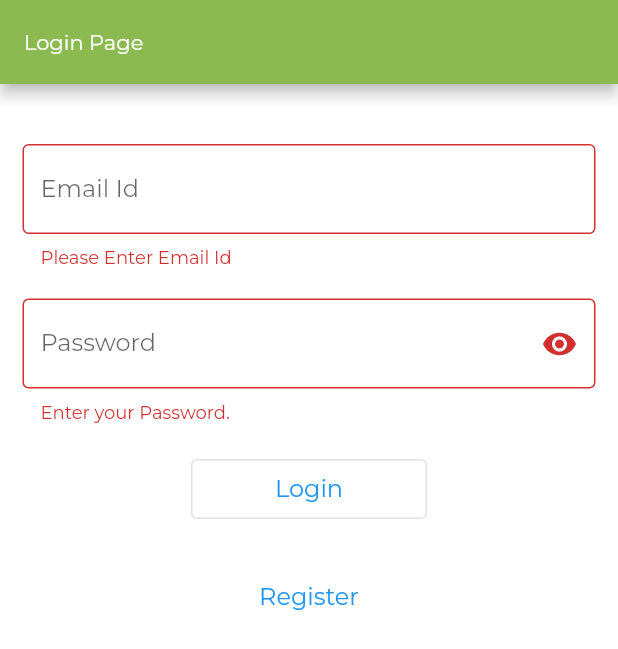
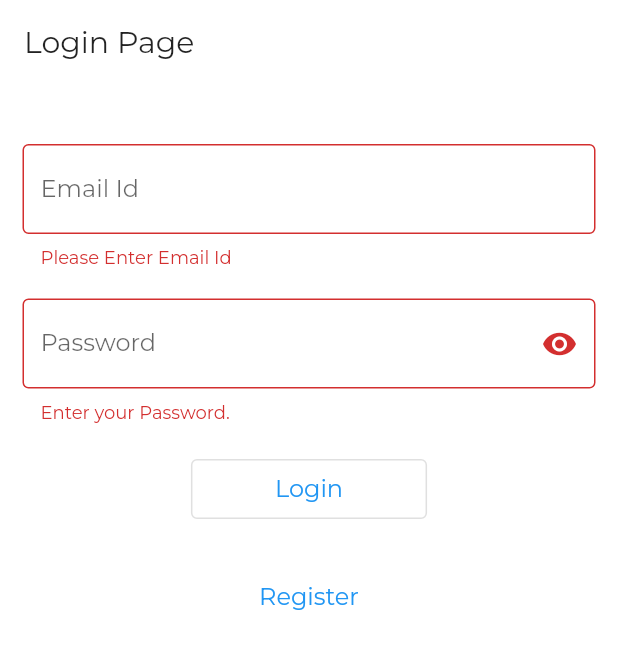
Before and after one commit to SrijanBajracharya/menschen-fahren-app, a Flutter app: the screen it shows after launch, after a tap on "Login", on a phone screen of 412 x 824 dp. Shown: the top 649 px of the screen. Run offline on Flutter 3.47's test engine with Material 2 defaults, Android fonts, the light colour scheme and no system bars; our stand-ins replace datetime_picker_formfield, font_awesome_flutter, google_fonts, logger, shared_preferences; missing offline and left inert: favorite_button; generated files the repository leaves out were written again.

Commit message:
changed the design

```diff
--- a/lib/main.dart
+++ b/lib/main.dart
@@ -51,7 +51,7 @@ class MyApp extends StatelessWidget {
               ],
               theme: ThemeData(
                   primarySwatch: Colors.blue,
-                  scaffoldBackgroundColor: Colors.grey.shade300,
+                  scaffoldBackgroundColor: Colors.white,
                   backgroundColor: Color(0xFFFBFBFB),
                   fontFamily: Constants.PRIMARY_FONT_FAMILY
               ),
--- a/lib/pages/base_page.dart
+++ b/lib/pages/base_page.dart
@@ -47,18 +47,20 @@ abstract class StatefulBasePage<T extends StatefulWidget> extends State<T> {
   Widget build(BuildContext context) {
     return Scaffold(
       backgroundColor: Colors.white,
-      endDrawer: showHamburgerMenu?AppDrawer():null,
+      endDrawer: showHamburgerMenu? AppDrawer():null,
       appBar: AppBar(
-        backgroundColor: Color(0xff8BBA50),
+        backgroundColor: Color(0xffffffff),
         toolbarTextStyle: TextStyle(fontFamily: Constants.PRIMARY_FONT_FAMILY),
         titleTextStyle: TextStyle(fontFamily: Constants.PRIMARY_FONT_FAMILY),
+        iconTheme: IconThemeData(color: Colors.black87),
+        elevation: 0,
         title: Text(
           getTitle(context),
-          style: TextStyle(fontFamily: Constants.PRIMARY_FONT_FAMILY),
+          style: TextStyle(color: Colors.black87,fontSize: 20),
         ),
         actions: (showNotification==null || showNotification==true) ? <Widget>[
           IconButton(
-              icon: Icon(Icons.notifications_none),
+              icon: Icon(Icons.notifications_none,color: Colors.black87,),
               onPressed: () => openDialog()),
           //IconButton(icon: Icon(Icons.account_circle_sharp), onPressed: ()=>_openDrawer(),),
         ]:null,
--- a/lib/pages/create_event_page.dart
+++ b/lib/pages/create_event_page.dart
@@ -55,7 +55,7 @@ class _CreateEventState extends StatefulBasePage<CreateEvent> {
         crossAxisAlignment: CrossAxisAlignment.start,
         children: <Widget>[
           const Padding(
-            padding: EdgeInsets.only(top: 30.0),
+            padding: EdgeInsets.symmetric(horizontal: 30.0,vertical: 10),
           ),
           UiHelper.getTextField(
             labelText: "Event Name",
--- a/lib/pages/edit_profile.dart
+++ b/lib/pages/edit_profile.dart
@@ -18,7 +18,7 @@ class EditProfile extends StatefulWidget {
 }
 
 class _EditProfileState extends StatefulBasePage<EditProfile> {
-  _EditProfileState() : super(showHamburgerMenu: false);
+  _EditProfileState() : super(showHamburgerMenu: false,currentIndex: 4);
   final GlobalKey<FormState> _formKey = GlobalKey();
 
   final Map<String, String> _editProfileData = {
--- a/lib/pages/event_description.dart
+++ b/lib/pages/event_description.dart
@@ -89,7 +89,7 @@ class _EventDescriptionState extends StatefulBasePage<EventDescription> {
                 ),
               ],
             ),
-            margin: EdgeInsets.all(16.0),
+            margin: EdgeInsets.symmetric(horizontal: 16.0,vertical: 10),
             decoration: BoxDecoration(
               color: Colors.white,
               borderRadius: BorderRadius.circular(16.0),
--- a/lib/pages/home.dart
+++ b/lib/pages/home.dart
@@ -123,7 +123,7 @@ class _EventListState extends State<EventList> {
     return InkWell(
         onTap: () => _tapCell(context, data),
         child: Padding(
-          padding: const EdgeInsets.only(bottom: 5, top: 5),
+          padding: const EdgeInsets.only(bottom: 10),
           child: Card(
               borderOnForeground: true,
               elevation: 5,
--- a/lib/pages/my_events_page.dart
+++ b/lib/pages/my_events_page.dart
@@ -14,7 +14,7 @@ class _MyEventsPage extends StatefulBasePage<MyEventsPage> {
   Widget buildContent(BuildContext context) {
     return Center(
       child: Padding(
-        padding: const EdgeInsets.all(30.0),
+        padding: const EdgeInsets.symmetric(horizontal: 30.0,vertical: 10),
         child: (ListView.builder(
           itemCount: 10,
           itemBuilder: (context, index) {
--- a/lib/pages/my_favorite.dart
+++ b/lib/pages/my_favorite.dart
@@ -29,7 +29,7 @@ class _MyFavoriteState extends StatefulBasePage<MyFavorite> {
 
   @override
   String getTitle(BuildContext context) {
-    return 'Events';
+    return 'My Favorites';
   }
 }
 
@@ -126,7 +126,7 @@ class _MyFavoriteListState extends State<MyFavoriteList> {
     return InkWell(
         onTap: () => _tapCell(context, data),
         child: Padding(
-          padding: const EdgeInsets.only(bottom: 5, top: 5),
+          padding: const EdgeInsets.only( bottom: 10),
           child: Card(
               borderOnForeground: true,
               elevation: 5,
--- a/lib/widgets/components/app_drawer.dart
+++ b/lib/widgets/components/app_drawer.dart
@@ -14,9 +14,10 @@ class AppDrawer extends StatelessWidget {
       child: Column(
         children: <Widget>[
           AppBar(
-            backgroundColor: Color(0xff8BBA50),
-            title: const Text('Settings'),
+            backgroundColor: Colors.white,
+            title: const Text('Settings',style: TextStyle(color: Colors.black87),),
             automaticallyImplyLeading: false,
+            elevation: 0,
           ),
           const Divider(),
           ListTile(
```
Also changed, not shown: lib/widgets/components/notification.dart (+5 -2 lines).
